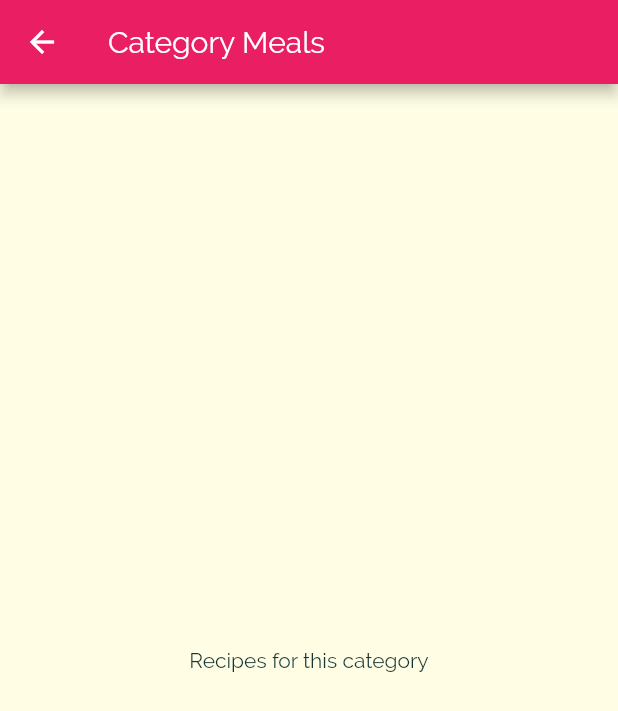
After one commit to Estauti/flutter_meals, a Flutter app: the screen it shows after launch, after a tap on "Italian", on a phone screen of 412 x 824 dp. The commit adds this screen. Shown: the top 711 px of the screen. Run offline on Flutter 3.47's test engine with Material 2 defaults, Android fonts, the phone set to English and light mode, and no system bars.

Commit message:
Add basic category meals screen and show it when category is tapped

```diff
--- a/lib/category_item.dart
+++ b/lib/category_item.dart
@@ -1,6 +1,7 @@
 import 'dart:ui';
 
 import 'package:flutter/material.dart';
+import './category_meals_screen.dart';
 
 class CategoryItem extends StatelessWidget {
   final String title;
@@ -8,9 +9,21 @@ class CategoryItem extends StatelessWidget {
 
   CategoryItem({this.title, this.color});
 
+  void selectCategory(BuildContext context) {
+    Navigator.of(context).push(MaterialPageRoute(builder: (_) {
+      return CategoryMealsScreen();
+    }));
+  }
+
   @override
   Widget build(BuildContext context) {
-    return Container(
+    return InkWell(
+      borderRadius: BorderRadius.all(
+        Radius.circular(15),
+      ),
+      onTap: () => selectCategory(context),
+      splashColor: Theme.of(context).primaryColor,
+      child: Container(
         padding: EdgeInsets.all(15),
         child: Text(
           title,
@@ -29,6 +42,7 @@ class CategoryItem extends StatelessWidget {
             Radius.circular(15),
           ),
         ),
+      ),
     );
   }
 }
--- /dev/null
+++ b/lib/category_meals_screen.dart
@@ -0,0 +1,15 @@
+import 'package:flutter/material.dart';
+
+class CategoryMealsScreen extends StatelessWidget {
+  @override
+  Widget build(BuildContext context) {
+    return Scaffold(
+      appBar: AppBar(
+        title: Text('Category Meals'),
+      ),
+      body: Center(
+        child: Text('Recipes for this category'),
+      ),
+    );
+  }
+}
```
Lines whose indentation alone changed are shown as unchanged.
